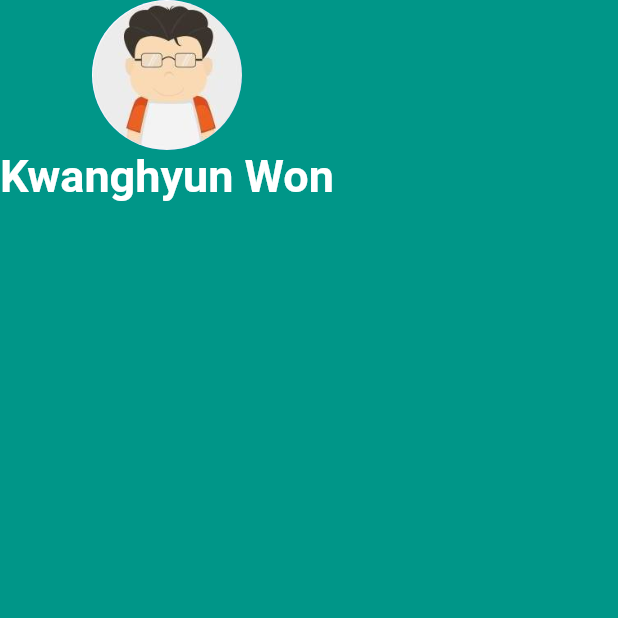
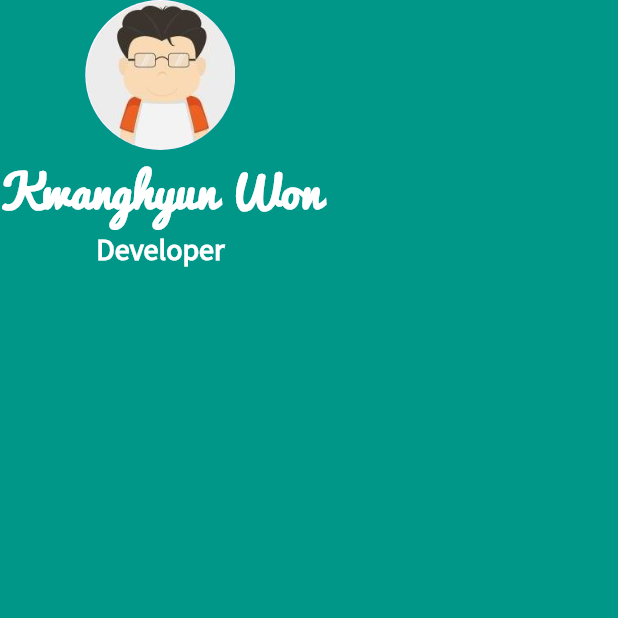
Before and after one commit to wonkwh/flutter_appbrewery, a Flutter app: the screen it shows after launch, on a phone screen of 412 x 824 dp, the top half of it. Run offline on Flutter 3.47's test engine with Material 2 defaults, Android fonts, the phone set to English and light mode, and no system bars.

Commit message:
custom fonts

```diff
--- a/mi_card_flutter/lib/main.dart
+++ b/mi_card_flutter/lib/main.dart
@@ -15,13 +15,25 @@ class MyApp extends StatelessWidget {
             child: Column(
               children: <Widget>[
                 CircleAvatar(
-                  radius: 50,
-                  backgroundImage: AssetImage("images/wonkwh.jpg")
-                ),
+                    radius: 50,
+                    backgroundImage: AssetImage("images/wonkwh.jpg")),
                 Text(
                   "Kwanghyun Won",
-                  style: TextStyle(color: Colors.white, fontSize: 30.0, fontWeight: FontWeight.bold),
+                  style: TextStyle(
+                      fontFamily: 'Pacifico',
+                      color: Colors.white,
+                      fontSize: 30.0,
+                      fontWeight: FontWeight.bold),
+                ),
+                                Text(
+                  "Developer",
+                  style: TextStyle(
+                      fontFamily: 'Source Sans Pro',
+                      color: Colors.white,
+                      fontSize: 20.0,
+                      fontWeight: FontWeight.bold),
                 )
+
               ],
             ),
           )),
```
Also changed, not shown: mi_card_flutter/pubspec.yaml (+9 -0 lines), mi_card_flutter/fonts/Pacifico.ttf (added), mi_card_flutter/fonts/SourceSansPro-Regular.ttf (added).
